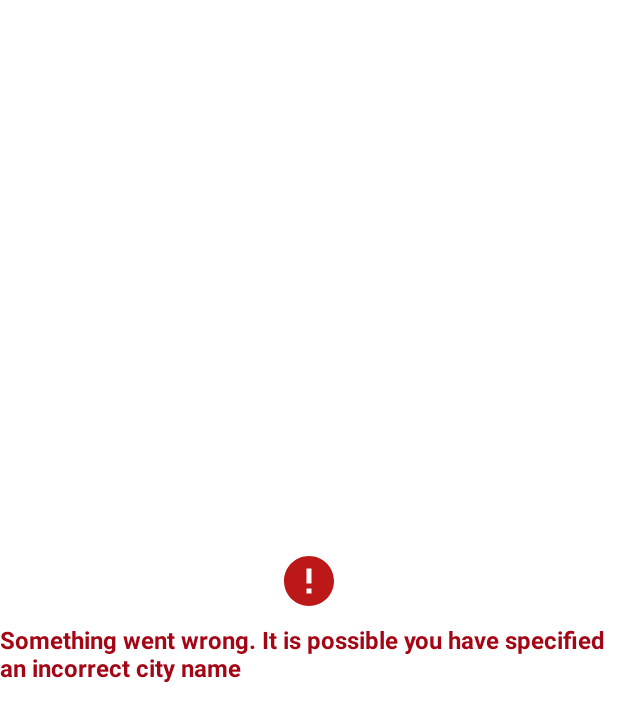
After one commit to aab302c/WeatherApp3, an Android app: the layout error.xml on its own in the app's theme, with its tools: preview values and no code run, on a phone screen of 412 x 824 dp. The commit adds this screen. Shown: the top 722 px of the screen. Run offline under Robolectric (Android 15) with nearby library versions, the phone set to English and light mode, and no system bars.

Commit message:
Errors' handling was added

```diff
--- a/app/src/main/java/com/example/weather3/entity/WeatherRepo.java
+++ b/app/src/main/java/com/example/weather3/entity/WeatherRepo.java
@@ -1,4 +1,6 @@
 package com.example.weather3.entity;
+
+import android.util.Log;
 
 import com.example.weather3.model.weather.WeatherObject;
 
--- /dev/null
+++ b/app/src/main/res/drawable/ic_error.xml
@@ -0,0 +1,4 @@
+<vector android:height="40dp" android:viewportHeight="24.0"
+    android:viewportWidth="24.0" android:width="40dp" xmlns:android="http://schemas.android.com/apk/res/android">
+    <path android:fillColor="#bc1818" android:pathData="M12,2C6.48,2 2,6.48 2,12s4.48,10 10,10 10,-4.48 10,-10S17.52,2 12,2zM13,17h-2v-2h2v2zM13,13h-2L11,7h2v6z"/>
+</vector>
--- /dev/null
+++ b/app/src/main/res/layout/error.xml
@@ -0,0 +1,23 @@
+<?xml version="1.0" encoding="utf-8"?>
+<LinearLayout xmlns:android="http://schemas.android.com/apk/res/android"
+    android:id="@+id/errorView"
+    android:layout_width="match_parent"
+    android:layout_height="match_parent"
+    android:gravity="center"
+    android:orientation="vertical">
+
+    <ImageView
+        android:layout_width="wrap_content"
+        android:layout_height="wrap_content"
+        android:src="@drawable/ic_error" />
+
+    <TextView
+        android:layout_width="wrap_content"
+        android:layout_height="wrap_content"
+        android:layout_marginTop="8dp"
+        android:text="@string/error"
+        android:textColor="#a40616"
+        android:textSize="16sp"
+        android:textStyle="bold" />
+
+</LinearLayout>
--- a/app/src/main/res/values/strings.xml
+++ b/app/src/main/res/values/strings.xml
@@ -4,4 +4,7 @@
     <string name="empty_city_field">Location is not specified</string>
     <string name="textfield_label">Location</string>
     <string name="button_label">Show weather</string>
+    <string name="temp_with_celsius">%d \u2103</string>
+    <string name="humidity_string">%d %s</string>
+    <string name="error">Something went wrong. It is possible you have specified an incorrect city name</string>
 </resources>
```
Also changed, not shown: app/src/main/java/com/example/weather3/presentation/weather/WeatherActivity.java (+15 -3 lines), app/src/main/res/layout/activity_weather.xml (+6 -62 lines), app/src/main/res/layout/weather.xml (added, +71 -0 lines), 1 other file.
